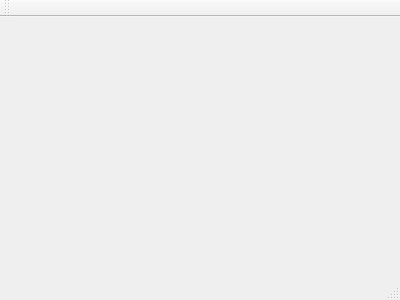
The window that mainwindow.ui (erikbjorvik/ImageSegmentationProblem) describes before a commit, drawn with Qt 5.
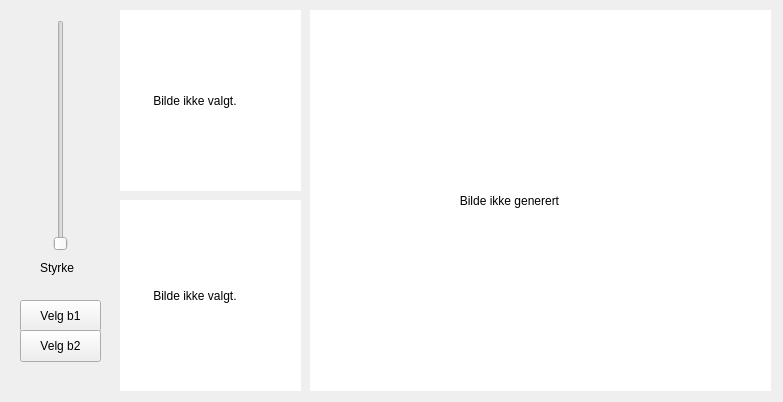
The same window after the commit.

Commit message: Enkel gui satt opp, slots pa knapper for a teste.

```diff
--- a/mainwindow.ui
+++ b/mainwindow.ui
@@ -1,24 +1,127 @@
 <ui version="4.0">
  <class>MainWindow</class>
- <widget class="QMainWindow" name="MainWindow" >
-  <property name="geometry" >
+ <widget class="QMainWindow" name="MainWindow">
+  <property name="geometry">
    <rect>
     <x>0</x>
     <y>0</y>
-    <width>400</width>
-    <height>300</height>
+    <width>783</width>
+    <height>402</height>
    </rect>
   </property>
   <property name="windowTitle" >
    <string>MainWindow</string>
   </property>
-  <widget class="QMenuBar" name="menuBar" />
-  <widget class="QToolBar" name="mainToolBar" />
-  <widget class="QWidget" name="centralWidget" />
-  <widget class="QStatusBar" name="statusBar" />
+  <widget class="QWidget" name="centralWidget">
+   <widget class="QLabel" name="label1">
+    <property name="geometry">
+     <rect>
+      <x>120</x>
+      <y>10</y>
+      <width>181</width>
+      <height>181</height>
+     </rect>
+    </property>
+    <property name="autoFillBackground">
+     <bool>false</bool>
+    </property>
+    <property name="styleSheet">
+     <string notr="true">background-color:white;</string>
+    </property>
+    <property name="text">
+     <string>          Bilde ikke valgt.</string>
+    </property>
+   </widget>
+   <widget class="QSlider" name="verticalSlider">
+    <property name="geometry">
+     <rect>
+      <x>50</x>
+      <y>20</y>
+      <width>22</width>
+      <height>231</height>
+     </rect>
+    </property>
+    <property name="orientation">
+     <enum>Qt::Vertical</enum>
+    </property>
+   </widget>
+   <widget class="QLabel" name="label">
+    <property name="geometry">
+     <rect>
+      <x>40</x>
+      <y>260</y>
+      <width>41</width>
+      <height>16</height>
+     </rect>
+    </property>
+    <property name="text">
+     <string>Styrke</string>
+    </property>
+   </widget>
+   <widget class="QPushButton" name="b1">
+    <property name="geometry">
+     <rect>
+      <x>20</x>
+      <y>300</y>
+      <width>81</width>
+      <height>32</height>
+     </rect>
+    </property>
+    <property name="text">
+     <string>Velg b1</string>
+    </property>
+   </widget>
+   <widget class="QPushButton" name="pushButton_2">
+    <property name="geometry">
+     <rect>
+      <x>20</x>
+      <y>330</y>
+      <width>81</width>
+      <height>32</height>
+     </rect>
+    </property>
+    <property name="text">
+     <string>Velg b2</string>
+    </property>
+   </widget>
+   <widget class="QLabel" name="label2">
+    <property name="geometry">
+     <rect>
+      <x>120</x>
+      <y>200</y>
+      <width>181</width>
+      <height>191</height>
+     </rect>
+    </property>
+    <property name="autoFillBackground">
+     <bool>false</bool>
+    </property>
+    <property name="styleSheet">
+     <string notr="true">background-color:white;</string>
+    </property>
+    <property name="text">
+     <string>          Bilde ikke valgt.</string>
+    </property>
+   </widget>
+   <widget class="QLabel" name="label3">
+    <property name="geometry">
+     <rect>
+      <x>310</x>
+      <y>10</y>
+      <width>461</width>
+      <height>381</height>
+     </rect>
+    </property>
+    <property name="styleSheet">
+     <string notr="true">background-color:white;</string>
+    </property>
+    <property name="text">
+     <string>                                             Bilde ikke generert</string>
+    </property>
+   </widget>
+  </widget>
  </widget>
- <layoutDefault spacing="6" margin="11" />
- <pixmapfunction></pixmapfunction>
+ <layoutdefault spacing="6" margin="11"/>
  <resources/>
  <connections/>
 </ui>
```
Left out of the diff: 3 changed lines with no effect on the pictures. The commit also changes 4 other files.
